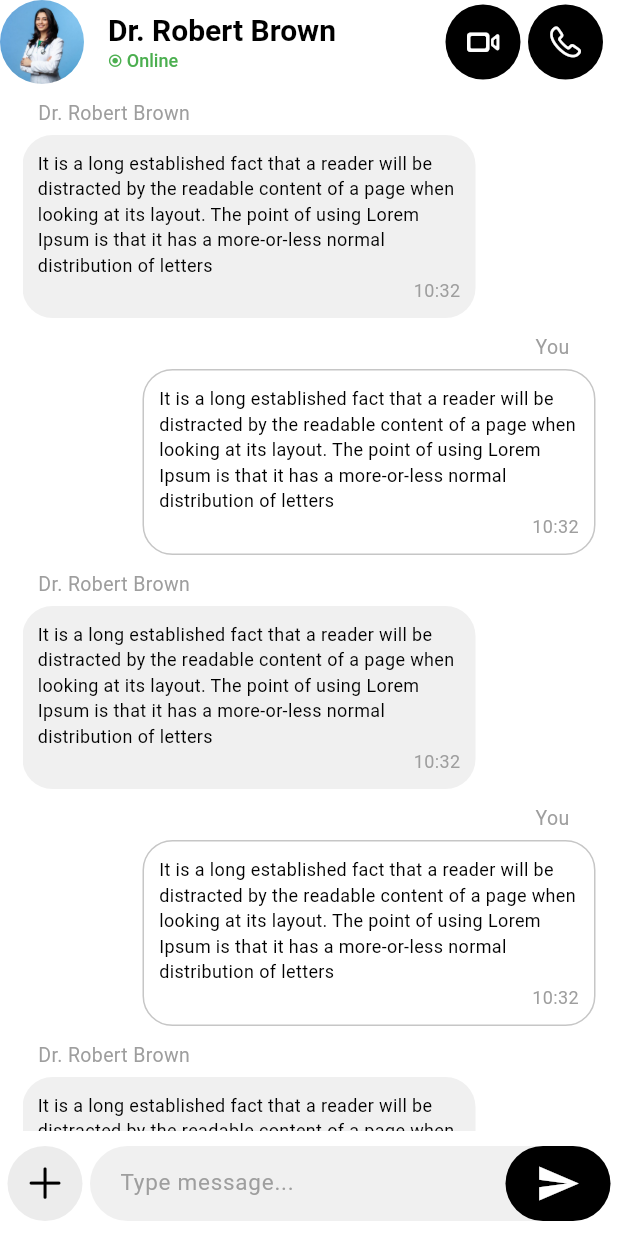
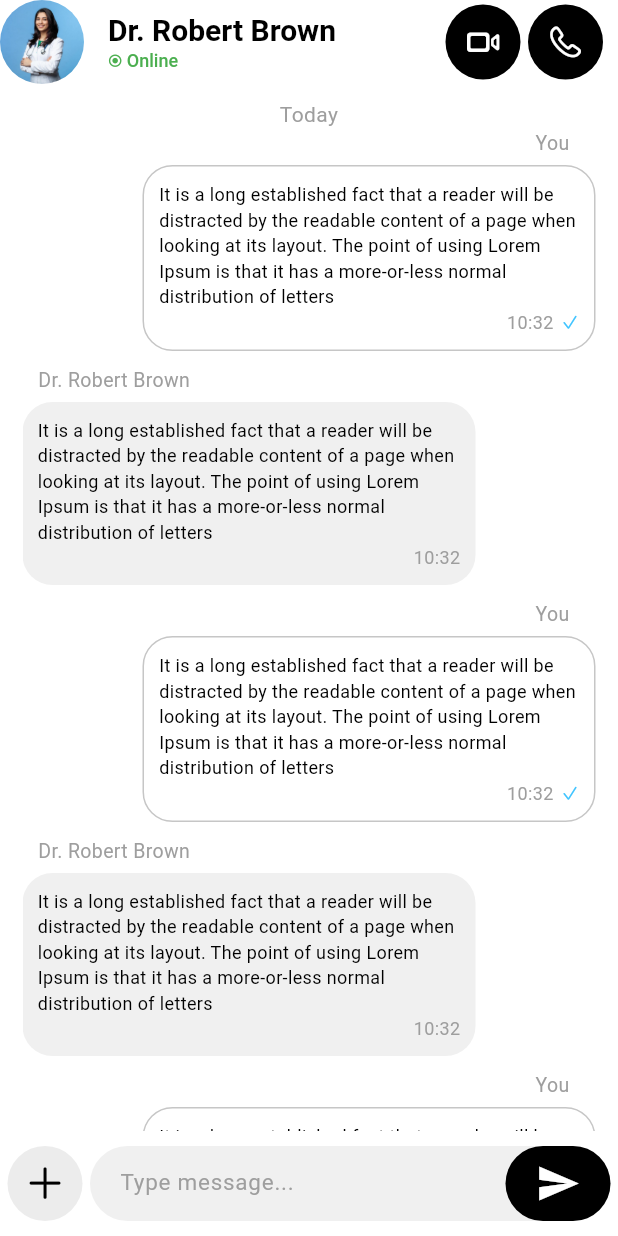
Before and after one commit to Zaidusyy/Flutter-Practice-Projects, a Flutter app: the screen it shows after launch, on a phone screen of 412 x 824 dp. Run offline on Flutter 3.47's test engine with Material 3 defaults, Android fonts, the phone set to English and light mode, and no system bars; our stand-ins replace google_fonts; missing offline and left inert: arcore_flutter_plugin.

Commit message:
chat screen done little bit undone work

```diff
--- a/day2/lib/chatscreen.dart
+++ b/day2/lib/chatscreen.dart
@@ -72,15 +72,23 @@ class Chatscreen extends StatelessWidget {
                 children: [
                   Expanded(
                     child: ListView.builder(
-                      itemCount: 5,
-                        itemBuilder: (context, index) => (index % 2 == 0)
+                        itemCount: 13,
+                        itemBuilder: (context, index) => (index==0)? Text(
+                          'Today',
+                          textAlign: TextAlign.center,
+                          style: TextStyle(
+                              color: Colors.grey,
+                              fontSize: 14,
+                              fontWeight: FontWeight.w400),
+                        ):(index % 2 == 0)
                             ? Align(
                                 alignment: AlignmentDirectional.topStart,
                                 child: Column(
                                   crossAxisAlignment: CrossAxisAlignment.start,
                                   children: [
                                     Text(
-                                      '   ' + Assets.instance.doctors[2]['name'],
+                                      '   ' +
+                                          Assets.instance.doctors[2]['name'],
                                       style: TextStyle(
                                           color: Colors.grey,
                                           fontSize: 13,
@@ -93,22 +101,27 @@ class Chatscreen extends StatelessWidget {
                                           top: 5, bottom: 10, right: 80),
                                       decoration: BoxDecoration(
                                           color: Colors.grey.withAlpha(40),
-                                          borderRadius: BorderRadius.circular(20)),
+                                          borderRadius:
+                                              BorderRadius.circular(20)),
                                       child: Column(
-                                        crossAxisAlignment: CrossAxisAlignment.start,
+                                        crossAxisAlignment:
+                                            CrossAxisAlignment.start,
                                         children: [
                                           Text(
                                             'It is a long established fact that a reader will be distracted by the readable content of a page when looking at its layout. The point of using Lorem Ipsum is that it has a more-or-less normal distribution of letters',
                                             style: TextStyle(
-                                                color: Colors.black, fontSize: 12),
+                                                color: Colors.black,
+                                                fontSize: 12),
                                             textAlign: TextAlign.left,
                                           ),
                                           Align(
-                                            alignment: AlignmentDirectional.bottomEnd,
+                                            alignment:
+                                                AlignmentDirectional.bottomEnd,
                                             child: Text(
                                               '10:32',
                                               style: TextStyle(
-                                                  color: Colors.grey, fontSize: 12),
+                                                  color: Colors.grey,
+                                                  fontSize: 12),
                                               textAlign: TextAlign.end,
                                             ),
                                           )
@@ -126,35 +139,48 @@ class Chatscreen extends StatelessWidget {
                                   children: [
                                     Text(
                                       'You     ',
-                                      style:
-                                          TextStyle(color: Colors.grey, fontSize: 13),
+                                      style: TextStyle(
+                                          color: Colors.grey, fontSize: 13),
                                     ),
                                     Container(
                                       alignment: AlignmentDirectional.topEnd,
                                       padding: EdgeInsets.all(10),
-                                      margin: EdgeInsets.only(bottom: 10, left: 80),
+                                      margin:
+                                          EdgeInsets.only(bottom: 10, left: 80),
                                       decoration: BoxDecoration(
                                           color: Colors.white,
                                           border: Border.all(
                                               color: Colors.grey.withAlpha(150),
                                               width: 1),
-                                          borderRadius: BorderRadius.circular(20)),
+                                          borderRadius:
+                                              BorderRadius.circular(20)),
                                       child: Column(
                                         children: [
                                           Text(
                                             'It is a long established fact that a reader will be distracted by the readable content of a page when looking at its layout. The point of using Lorem Ipsum is that it has a more-or-less normal distribution of letters',
                                             style: TextStyle(
-                                                color: Colors.black, fontSize: 12),
+                                                color: Colors.black,
+                                                fontSize: 12),
                                             textAlign: TextAlign.start,
                                           ),
-                                          Align(
-                                            alignment: AlignmentDirectional.bottomEnd,
-                                            child: Text(
-                                              '10:32',
-                                              style: TextStyle(
-                                                  color: Colors.grey, fontSize: 12),
-                                              textAlign: TextAlign.end,
-                                            ),
+                                          Row(
+                                            spacing: 5,
+                                            mainAxisAlignment:
+                                                MainAxisAlignment.end,
+                                            children: [
+                                              Text(
+                                                '10:32',
+                                                style: TextStyle(
+                                                    color: Colors.grey,
+                                                    fontSize: 12),
+                                                textAlign: TextAlign.end,
+                                              ),
+                                              Icon(
+                                                CupertinoIcons.check_mark,
+                                                size: 12,
+                                                color:(index<12)?Colors.lightBlueAccent: Colors.grey,
+                                              )
+                                            ],
                                           )
                                         ],
                                       ),
@@ -163,7 +189,9 @@ class Chatscreen extends StatelessWidget {
                                 ),
                               )),
                   ),
-                  SizedBox(height: 50,)
+                  SizedBox(
+                    height: 50,
+                  )
                 ],
               ),
             ),
@@ -176,9 +204,9 @@ class Chatscreen extends StatelessWidget {
   }
 
   _buildmessageinput() => Container(
-    height: 70,
+        height: 70,
         color: Colors.white,
-        padding: EdgeInsets.symmetric(horizontal: 5,vertical: 10),
+        padding: EdgeInsets.symmetric(horizontal: 5, vertical: 10),
         child: Row(
           spacing: 5,
           children: [
```
